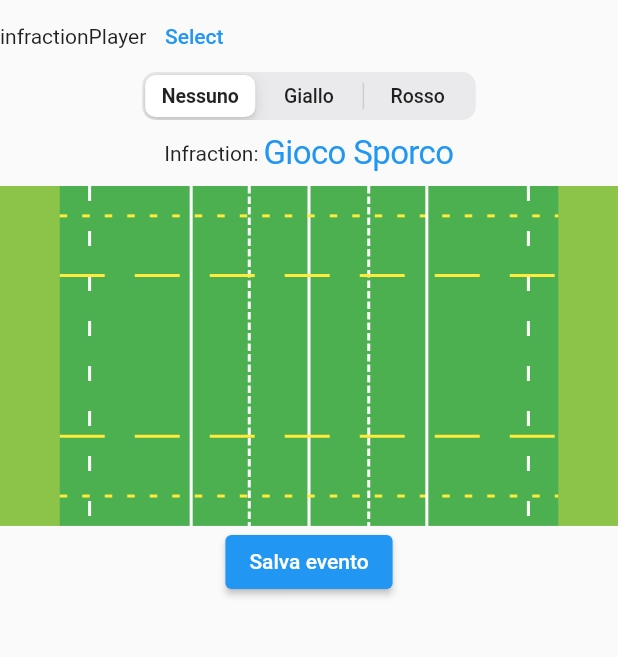
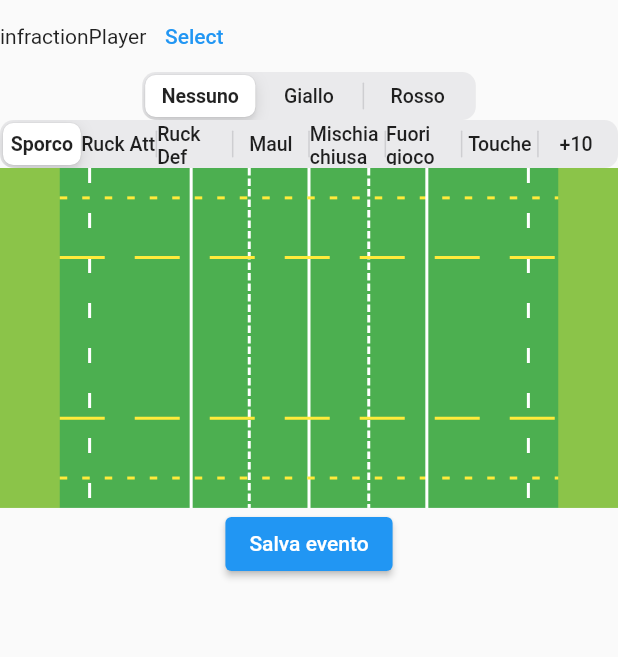
Before and after one commit to mario-catillo/match_recorder, a Flutter app: the screen it shows after launch, after a tap on "Infraction", on a phone screen of 412 x 824 dp, the part 156-813 px from its top. Run offline on Flutter 3.47's test engine with Material 2 defaults, Android fonts, the phone set to English and light mode, and no system bars; our stand-ins replace shared_preferences.

Commit message:
Agus1-4-23

```diff
--- a/lib/event_description_view.dart
+++ b/lib/event_description_view.dart
@@ -18,6 +18,7 @@ import 'package:match_recorder/widgets/descriptors/line_position_descriptor.dart
 import 'package:match_recorder/widgets/descriptors/line_quantity_descriptor.dart';
 import 'package:match_recorder/widgets/descriptors/turnover_descriptor.dart';
 import 'package:match_recorder/widgets/players_select.dart';
+import 'package:match_recorder/widgets/descriptors/points_descriptor.dart';
 import 'package:match_recorder/widgets/rugby_field/rugby_field.dart';
 import 'package:provider/provider.dart';
 
@@ -160,6 +161,15 @@ class _EventDescriptionViewState extends State<EventDescriptionView> {
                 });
               },
             ),
+          if (event.getDescriptors().contains(Descriptors.points))
+            PointsDescriptor(
+              points: event.getDescriptorValue<Points>(),
+              onPointsChanged: (Points points) {
+                setState(() {
+                  event.setDescriptorValue<Points>(points);
+                });
+              },
+            ),
           if (event.getDescriptors().contains(Descriptors.turnover))
             TurnovernDescriptor(
                 turnover: event.getDescriptorValue<Turnover>(),
--- a/lib/widgets/descriptors/infraction_descriptor.dart
+++ b/lib/widgets/descriptors/infraction_descriptor.dart
@@ -4,142 +4,124 @@ import 'package:match_recorder/enums/descriptors.dart';
 class InfractionnDescriptor extends StatelessWidget {
   final Infraction infraction;
   final Function(Infraction progress) onInfractionChanged;
-  final double _kItemExtent = 32.0;
+  // final double _kItemExtent = 32.0;
   const InfractionnDescriptor(
       {Key? key, required this.infraction, required this.onInfractionChanged})
       : super(key: key);
 
+  @override
+  Widget build(BuildContext context) {
+    return CupertinoSlidingSegmentedControl<Infraction>(
+      children: const {
+        Infraction.dirtyPlay: Text('Sporco'),
+        Infraction.ruckAttack: Text('Ruck Att'),
+        Infraction.ruckDefence: Text('Ruck Def'),
+        Infraction.maul: Text('Maul'),
+        Infraction.scrum: Text('Mischia chiusa'),
+        Infraction.offside: Text('Fuori gioco'),
+        Infraction.lineout: Text('Touche'),
+        Infraction.tenMeters: Text('+10'),
+      },
+      onValueChanged: (Infraction? infraction) {
+        if (infraction != null) {
+          onInfractionChanged(infraction);
+        }
+      },
+      groupValue: infraction,
+    );
+  }
+}
+
+
+
   // String _translateInfraction(Infraction infraction) {
   //   switch (infraction) {
-  //     case Infraction.forwardPass:
-  //       return "Passaggio avanti";
-  //     case Infraction.knockOn:
-  //       return "Knock on";
-  //     case Infraction.highTackle:
-  //       return "Placcaggio alto";
-  //     case Infraction.tackleWithoutBall:
-  //       return "Placcaggio senza palla";
-  //     case Infraction.crookedFeed:
-  //       return "crooked feed";
+  //     case Infraction.dirtyPlay:
+  //       return "Gioco Sporco";
+  //     case Infraction.ruckAttack:
+  //       return "Ruck Attaco";
+  //     case Infraction.ruckDefence:
+  //       return "Ruck Difesa";
+  //     case Infraction.maul:
+  //       return "Maul";
+  //     case Infraction.scrum:
+  //       return "Mischia chiusa";
   //     case Infraction.offside:
-  //       return "fuori gioco";
-  //     case Infraction.irregularRuck:
-  //       return "ruck irregolare";
-  //     case Infraction.irregularMaul:
-  //       return "maul irregolare";
-  //     case Infraction.irregularScrum:
-  //       return "mischia irregolare";
-  //     case Infraction.holding:
-  //       return "tenuta";
-  //     case Infraction.obstruction:
-  //       return "ostruzione";
-  //     case Infraction.notReleasingTackledPlayer:
-  //       return "non rilascia";
-  //     case Infraction.comingInFromTheSide:
-  //       return "entrata laterale";
-  //     case Infraction.illegalKicks:
-  //       return "calcio illegale";
-  //     case Infraction.handsInTheRuck:
-  //       return "mani nel ruck";
-  //     case Infraction.encroachment:
-  //       return "encroachment";
-  //     case Infraction.dissent:
-  //       return "protesta";
-  //     case Infraction.foulPlay:
-  //       return "gioco pericoloso";
+  //       return "Fuori gioco";
+  //     case Infraction.lineout:
+  //       return "Touche";
+  //     case Infraction.tenMeters:
+  //       return "+10 metri";
   //     default:
-  //       return 'Falta';
+  //       return 'Fallo';
   //   }
   // }
 
-  String _translateInfraction(Infraction infraction) {
-    switch (infraction) {
-      case Infraction.dirtyPlay:
-        return "Gioco Sporco";
-      case Infraction.ruckAttack:
-        return "Ruck Attaco";
-      case Infraction.ruckDefence:
-        return "Ruck Difesa";
-      case Infraction.maul:
-        return "Maul";
-      case Infraction.scrum:
-        return "Mischia chiusa";
-      case Infraction.offside:
-        return "Fuori gioco";
-      case Infraction.lineout:
-        return "Touche";
-      case Infraction.tenMeters:
-        return "+10 metri";
-      default:
-        return 'Fallo';
-    }
-  }
+  // @override
+  // Widget build(BuildContext context) {
+  //   return Center(
+  //     child: Row(
+  //       mainAxisAlignment: MainAxisAlignment.center,
+  //       children: <Widget>[
+  //         const Text('Infraction: '),
+  //         CupertinoButton(
+  //           padding: EdgeInsets.zero,
+  //           // Display a CupertinoPicker with list of fruits.
+  //           onPressed: () => _showDialog(
+  //               CupertinoPicker(
+  //                 magnification: 1.22,
+  //                 squeeze: 1.2,
+  //                 useMagnifier: true,
+  //                 itemExtent: _kItemExtent,
+  //                 // This is called when selected item is changed.
+  //                 onSelectedItemChanged: (int selectedItem) {
+  //                   onInfractionChanged(Infraction.values[selectedItem]);
+  //                 },
+  //                 children: List<Widget>.generate(Infraction.values.length,
+  //                     (int index) {
+  //                   return Center(
+  //                     child: Text(
+  //                       _translateInfraction(Infraction.values[index]),
+  //                     ),
+  //                   );
+  //                 }),
+  //               ),
+  //               context),
+  //           // This displays the selected fruit name.
+  //           child: Text(
+  //             _translateInfraction(
+  //                     Infraction.values[Infraction.values.indexOf(infraction)])
+  //                 .toString(),
+  //             style: const TextStyle(
+  //               fontSize: 22.0,
+  //             ),
+  //           ),
+  //         ),
+  //       ],
+  //     ),
+  //   );
+  // }
 
-  @override
-  Widget build(BuildContext context) {
-    return Center(
-      child: Row(
-        mainAxisAlignment: MainAxisAlignment.center,
-        children: <Widget>[
-          const Text('Infraction: '),
-          CupertinoButton(
-            padding: EdgeInsets.zero,
-            // Display a CupertinoPicker with list of fruits.
-            onPressed: () => _showDialog(
-                CupertinoPicker(
-                  magnification: 1.22,
-                  squeeze: 1.2,
-                  useMagnifier: true,
-                  itemExtent: _kItemExtent,
-                  // This is called when selected item is changed.
-                  onSelectedItemChanged: (int selectedItem) {
-                    onInfractionChanged(Infraction.values[selectedItem]);
-                  },
-                  children: List<Widget>.generate(Infraction.values.length,
-                      (int index) {
-                    return Center(
-                      child: Text(
-                        _translateInfraction(Infraction.values[index]),
-                      ),
-                    );
-                  }),
-                ),
-                context),
-            // This displays the selected fruit name.
-            child: Text(
-              _translateInfraction(
-                      Infraction.values[Infraction.values.indexOf(infraction)])
-                  .toString(),
-              style: const TextStyle(
-                fontSize: 22.0,
-              ),
-            ),
-          ),
-        ],
-      ),
-    );
-  }
-
-  // This shows a CupertinoModalPopup with a reasonable fixed height which hosts CupertinoPicker.
-  void _showDialog(Widget child, BuildContext context) {
-    showCupertinoModalPopup<void>(
-        context: context,
-        builder: (BuildContext context) => Container(
-              height: 216,
-              padding: const EdgeInsets.only(top: 6.0),
-              // The Bottom margin is provided to align the popup above the system navigation bar.
-              margin: EdgeInsets.only(
-                bottom: MediaQuery.of(context).viewInsets.bottom,
-              ),
-              // Provide a background color for the popup.
-              color: CupertinoColors.systemBackground.resolveFrom(context),
-              // Use a SafeArea widget to avoid system overlaps.
-              child: SafeArea(
-                top: false,
-                child: child,
-              ),
-            ));
-  }
+  // // This shows a CupertinoModalPopup with a reasonable fixed height which hosts CupertinoPicker.
+  // void _showDialog(Widget child, BuildContext context) {
+  //   showCupertinoModalPopup<void>(
+  //       context: context,
+  //       builder: (BuildContext context) => Container(
+  //             height: 216,
+  //             padding: const EdgeInsets.only(top: 6.0),
+  //             // The Bottom margin is provided to align the popup above the system navigation bar.
+  //             margin: EdgeInsets.only(
+  //               bottom: MediaQuery.of(context).viewInsets.bottom,
+  //             ),
+  //             // Provide a background color for the popup.
+  //             color: CupertinoColors.systemBackground.resolveFrom(context),
+  //             // Use a SafeArea widget to avoid system overlaps.
+  //             child: SafeArea(
+  //               top: false,
+  //               child: child,
+  //             ),
+  //           ));
+  // }
   // @override
   // Widget build(BuildContext context) {
   //   return CupertinoSlidingSegmentedControl<Infraction>(
@@ -153,4 +135,4 @@ class InfractionnDescriptor extends StatelessWidget {
   //     groupValue: infraction,
   //   );
   // }
-}
+// }
```
Also changed, not shown: lib/widgets/descriptors/kick_type_descriptor.dart (+17 -84 lines), lib/widgets/descriptors/points_descriptor.dart (added, +29 -0 lines).
